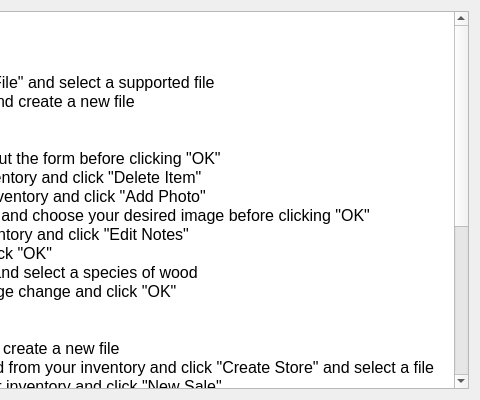
The window that ui/help.ui (EtoDrowsy/CS499) describes before a commit, drawn with Qt 5; both pictures show x 320 to 800 and y 0 to 400 of the 800 by 400 pixel window.
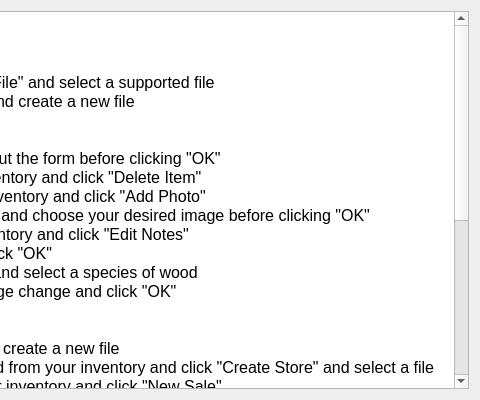
The same window after the commit.

```diff
--- a/ui/help.ui
+++ b/ui/help.ui
@@ -49,6 +49,7 @@
 &lt;p style=&quot; margin-top:0px; margin-bottom:0px; margin-left:0px; margin-right:0px; -qt-block-indent:0; text-indent:0px;&quot;&gt;&lt;span style=&quot; font-size:12pt; font-weight:700;&quot;&gt;Making a cut list order&lt;/span&gt;&lt;span style=&quot; font-size:12pt;&quot;&gt;: 1. Click &amp;quot;Cut List&amp;quot;&lt;/span&gt;&lt;/p&gt;
 &lt;p style=&quot; margin-top:0px; margin-bottom:0px; margin-left:0px; margin-right:0px; -qt-block-indent:0; text-indent:0px;&quot;&gt;&lt;span style=&quot; font-size:12pt;&quot;&gt;                                             2. Click &amp;quot;Add Item&amp;quot; to add to the order&lt;/span&gt;&lt;/p&gt;
 &lt;p style=&quot; margin-top:0px; margin-bottom:0px; margin-left:0px; margin-right:0px; -qt-block-indent:0; text-indent:0px;&quot;&gt;&lt;span style=&quot; font-size:12pt;&quot;&gt;                                             3. Click &amp;quot;Calculate&amp;quot; to see the best fit for the order&lt;/span&gt;&lt;/p&gt;
+&lt;p style=&quot; margin-top:0px; margin-bottom:0px; margin-left:0px; margin-right:0px; -qt-block-indent:0; text-indent:0px;&quot;&gt;&lt;span style=&quot; font-size:12pt;&quot;&gt;                                                 (Only &amp;quot;Bulk&amp;quot; lumber may be chosen to fill the order)&lt;/span&gt;&lt;/p&gt;
 &lt;p style=&quot; margin-top:0px; margin-bottom:0px; margin-left:0px; margin-right:0px; -qt-block-indent:0; text-indent:0px;&quot;&gt;&lt;span style=&quot; font-size:12pt;&quot;&gt;                                             4. Click &amp;quot;Confirm Changes&amp;quot; to remove the chosen items from the inventory&lt;/span&gt;&lt;/p&gt;
 &lt;p style=&quot; margin-top:0px; margin-bottom:0px; margin-left:0px; margin-right:0px; -qt-block-indent:0; text-indent:0px;&quot;&gt;&lt;span style=&quot; font-size:12pt;&quot;&gt;                                                 (Leftover lumber will be added in as pieces)&lt;/span&gt;&lt;/p&gt;
 &lt;p style=&quot;-qt-paragraph-type:empty; margin-top:0px; margin-bottom:0px; margin-left:0px; margin-right:0px; -qt-block-indent:0; text-indent:0px; font-size:12pt;&quot;&gt;&lt;br /&gt;&lt;/p&gt;
```
